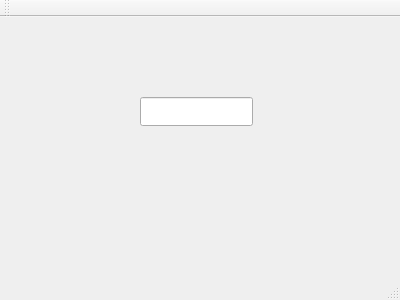
Above: mainwindow.ui from salvato/AntiCoronaRaspi before the change. Below: the same form after it.
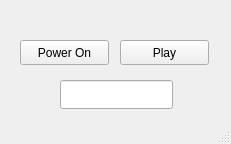
That is the form after the change.

The edit to the form file:
```diff
--- a/mainwindow.ui
+++ b/mainwindow.ui
@@ -6,8 +6,8 @@
    <rect>
     <x>0</x>
     <y>0</y>
-    <width>400</width>
-    <height>300</height>
+    <width>231</width>
+    <height>144</height>
    </rect>
   </property>
   <property name="windowTitle">
@@ -17,7 +17,7 @@
    <widget class="QLineEdit" name="editTime">
     <property name="geometry">
      <rect>
-      <x>140</x>
+      <x>60</x>
       <y>80</y>
       <width>113</width>
       <height>29</height>
@@ -30,24 +30,32 @@
      <bool>true</bool>
     </property>
    </widget>
-  </widget>
-  <widget class="QMenuBar" name="menuBar">
+   <widget class="QPushButton" name="playButton">
+    <property name="geometry">
+     <rect>
+      <x>120</x>
+      <y>40</y>
+      <width>89</width>
+      <height>25</height>
+     </rect>
+    </property>
+    <property name="text">
+     <string>Play</string>
+    </property>
+   </widget>
+   <widget class="QPushButton" name="powerButton">
    <property name="geometry">
     <rect>
-     <x>0</x>
-     <y>0</y>
-     <width>400</width>
-     <height>26</height>
-    </rect>
-   </property>
-  </widget>
-  <widget class="QToolBar" name="mainToolBar">
-   <attribute name="toolBarArea">
-    <enum>TopToolBarArea</enum>
-   </attribute>
-   <attribute name="toolBarBreak">
-    <bool>false</bool>
-   </attribute>
+      <x>20</x>
+      <y>40</y>
+      <width>89</width>
+      <height>25</height>
+     </rect>
+    </property>
+    <property name="text">
+     <string>Power On</string>
+    </property>
+   </widget>
   </widget>
   <widget class="QStatusBar" name="statusBar"/>
  </widget>
```
Lines whose indentation alone changed are shown as unchanged.
